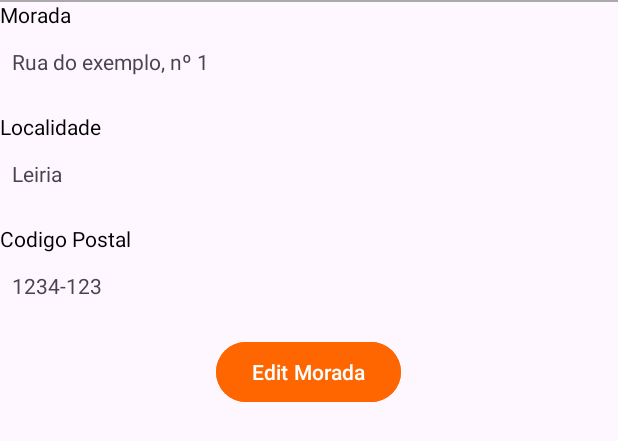
After one commit to GuilhermeAbreuIPL/SmartMobile, an Android app: the layout item_morada_vh.xml on its own in the app's theme, with its tools: preview values and no code run, on a phone screen of 412 x 824 dp. The commit adds this screen. Shown: the top 441 px of the screen. Run offline under Robolectric (Android 15) with nearby library versions, the phone set to English and light mode, and no system bars.

```diff
--- /dev/null
+++ b/MobileApp/app/src/main/java/com/example/smartmobile/listeners/MoradaListener.java
@@ -0,0 +1,6 @@
+package com.example.smartmobile.listeners;
+
+import org.json.JSONObject;
+public interface MoradaListener {
+    void onMoradaResponse(JSONObject morada);
+}
--- /dev/null
+++ b/MobileApp/app/src/main/res/layout/item_morada_vh.xml
@@ -0,0 +1,81 @@
+<?xml version="1.0" encoding="utf-8"?>
+<androidx.constraintlayout.widget.ConstraintLayout xmlns:android="http://schemas.android.com/apk/res/android"
+    android:layout_width="match_parent"
+    android:layout_height="match_parent">
+
+    <LinearLayout
+        android:id="@+id/morada_container1"
+        android:layout_width="match_parent"
+        android:layout_height="wrap_content"
+        android:orientation="vertical">
+
+        <TextView
+            android:layout_width="wrap_content"
+            android:layout_height="wrap_content"
+            android:text="Morada"
+            android:textColor="@android:color/black"
+            android:layout_marginBottom="4dp" />
+
+        <TextView
+            android:id="@+id/tv_morada_rua1"
+            android:layout_width="match_parent"
+            android:layout_height="wrap_content"
+            android:padding="8dp"
+            android:text="Rua do exemplo, nº 1"
+            android:layout_marginBottom="16dp"
+            android:backgroundTint="@android:color/darker_gray" />
+
+        <!-- Seção de Localidade -->
+        <TextView
+            android:layout_width="wrap_content"
+            android:layout_height="wrap_content"
+            android:text="Localidade"
+            android:textColor="@android:color/black"
+            android:layout_marginBottom="4dp" />
+
+        <TextView
+            android:id="@+id/tv_morada_localidade1"
+            android:layout_width="match_parent"
+            android:layout_height="wrap_content"
+            android:padding="8dp"
+            android:text="Leiria"
+            android:layout_marginBottom="16dp"
+            android:backgroundTint="@android:color/darker_gray" />
+
+        <!-- Seção de Código Postal -->
+        <TextView
+            android:layout_width="wrap_content"
+            android:layout_height="wrap_content"
+            android:text="Codigo Postal"
+            android:textColor="@android:color/black"
+            android:layout_marginBottom="4dp" />
+
+        <TextView
+            android:id="@+id/tv_morada_cod_postal1"
+            android:layout_width="match_parent"
+            android:layout_height="wrap_content"
+            android:padding="8dp"
+            android:text="1234-123"
+            android:layout_marginBottom="16dp"
+            android:backgroundTint="@android:color/darker_gray" />
+
+        <!-- Botão Editar morada -->
+        <Button
+            android:id="@+id/btn_edit_morada1"
+            android:layout_width="wrap_content"
+            android:layout_height="wrap_content"
+            android:layout_gravity="center"
+            android:text="Edit Morada"
+            android:backgroundTint="@color/orange"
+            android:textColor="@android:color/white" />
+
+    </LinearLayout>
+
+    <!-- Linha Divisória -->
+    <View
+        android:layout_width="match_parent"
+        android:layout_height="1dp"
+        android:background="@android:color/darker_gray"
+        android:layout_marginBottom="24dp" />
+
+</androidx.constraintlayout.widget.ConstraintLayout>
```
Also changed, not shown: MobileApp/app/src/main/java/com/example/smartmobile/MainActivity.java (+45 -0 lines), MobileApp/app/src/main/java/com/example/smartmobile/models/DatabaseHelper.java (added, +25 -0 lines), MobileApp/app/src/main/java/com/example/smartmobile/models/MoradaModel.java (added, +75 -0 lines), MobileApp/app/src/main/java/com/example/smartmobile/network/SingletonVolley.java (+37 -0 lines).
